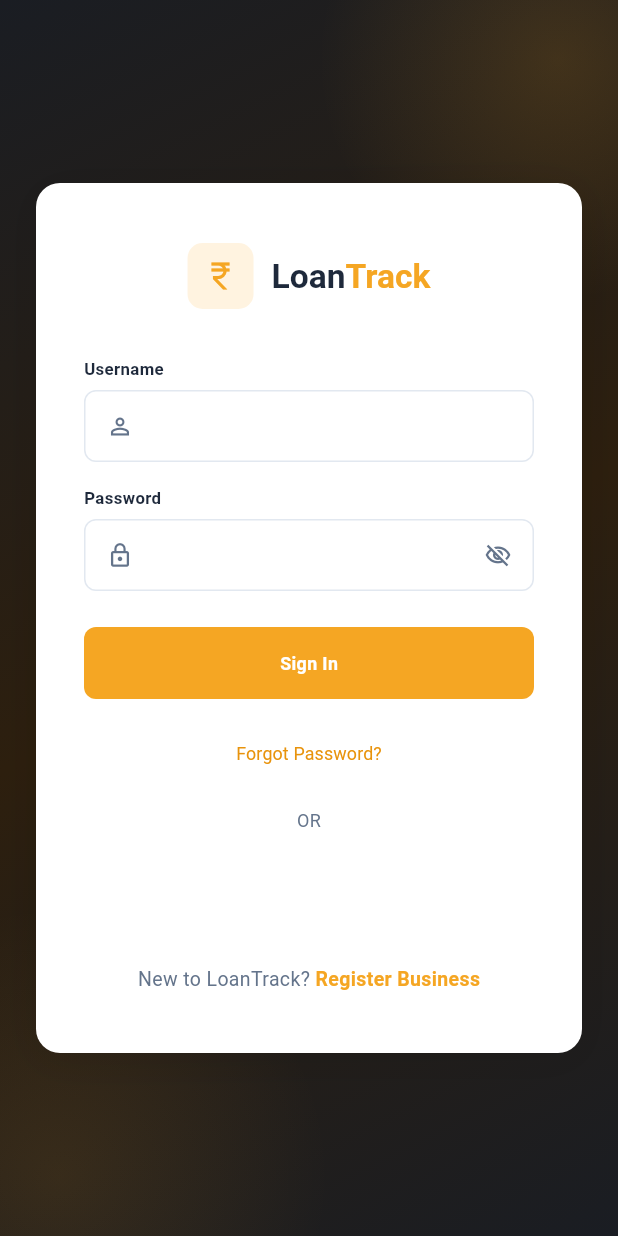
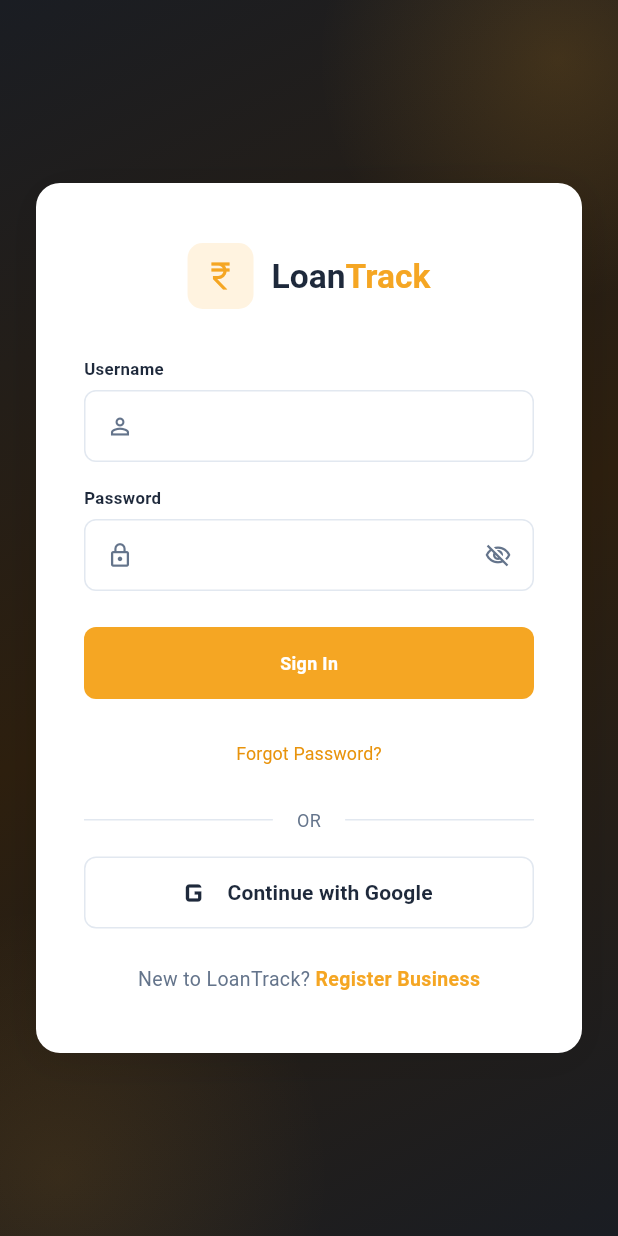
Before and after one commit to nandha3d/loanapp, a Flutter app: the screen it shows after launch, on a phone screen of 412 x 824 dp. Run offline on Flutter 3.47's test engine with Material 3 defaults, Android fonts, the phone set to English and light mode, and no system bars; our stand-ins replace connectivity_plus, dio, firebase_core, firebase_messaging, fl_chart, flutter_map and 14 more; missing offline and left inert: mobile_scanner; accounts and stored records are empty; network calls fail.

Commit message:
fix(mobile): visible Google button + stable release-keystore signing
- Login: Google button + dividers were white-on-white (invisible on the
  white card) -> use dark text/border colors.
- Android release now signs with a fixed release keystore (key.properties,
  gitignored; CI writes it from secrets) instead of an ephemeral debug key.
  A stable SHA-1 is required for Google Sign-In (was failing code 10 /
  DEVELOPER_ERROR because the cloud debug keystore changed every build).
- CI decodes ANDROID_KEYSTORE_BASE64 + writes key.properties before build.

Co-Authored-By: Claude Opus 4.8 <noreply@anthropic.com>

```diff
--- a/mobile/lib/features/auth/login_screen.dart
+++ b/mobile/lib/features/auth/login_screen.dart
@@ -295,22 +295,22 @@ class _LoginCard extends ConsumerWidget {
           const SizedBox(height: 12),
           const Row(
             children: [
-              Expanded(child: Divider(color: Colors.white10)),
+              Expanded(child: Divider(color: AppColors.border)),
               Padding(
                 padding: EdgeInsets.symmetric(horizontal: 16),
                 child: Text('OR', style: TextStyle(color: AppColors.textSecondary, fontSize: 12)),
               ),
-              Expanded(child: Divider(color: Colors.white10)),
+              Expanded(child: Divider(color: AppColors.border)),
             ],
           ),
           const SizedBox(height: 16),
           SizedBox(
             height: 48,
             child: OutlinedButton.icon(
-              icon: const Icon(Icons.g_mobiledata, color: Colors.white, size: 28),
-              label: const Text('Continue with Google', style: TextStyle(color: Colors.white, fontWeight: FontWeight.w600)),
+              icon: const Icon(Icons.g_mobiledata, color: AppColors.textPrimary, size: 28),
+              label: const Text('Continue with Google', style: TextStyle(color: AppColors.textPrimary, fontWeight: FontWeight.w600)),
               style: OutlinedButton.styleFrom(
-                side: const BorderSide(color: Colors.white10),
+                side: const BorderSide(color: AppColors.border),
                 shape: RoundedRectangleBorder(borderRadius: BorderRadius.circular(8)),
               ),
               onPressed: onGoogleSignIn,
```
Also changed, not shown: 3 other files.
